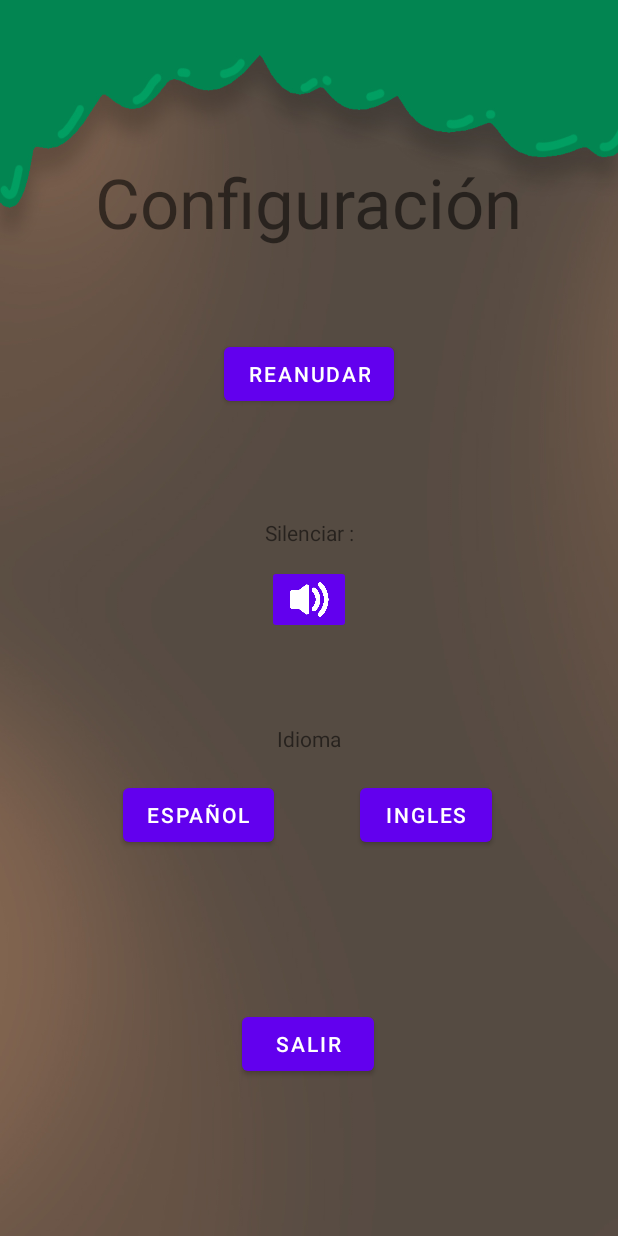
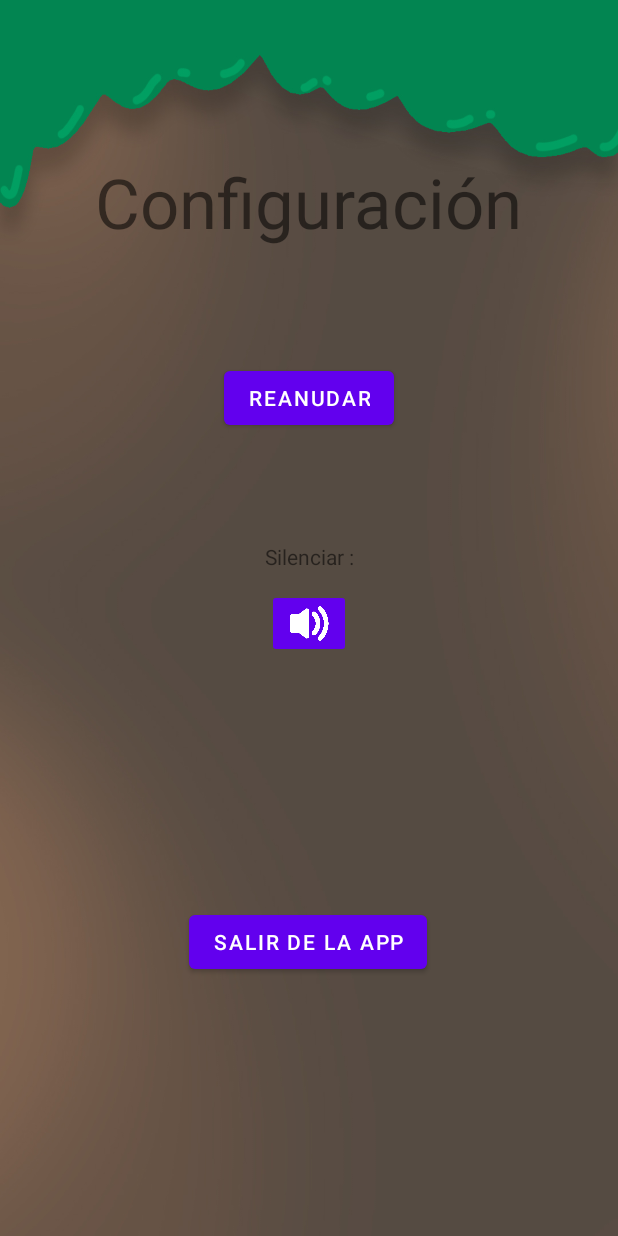
Before and after one commit to Ivangb0/Proyecto-PSW, an Android app: the menu_configuracion screen opened directly, with no data from a screen before it, on a phone screen of 412 x 824 dp. Run offline under Robolectric (Android 15) with nearby library versions, the phone set to English and light mode, and no system bars.

Commit message:
ut de botones inutilizados

```diff
--- a/app/src/main/res/layout/activity_menu_configuracion.xml
+++ b/app/src/main/res/layout/activity_menu_configuracion.xml
@@ -18,61 +18,22 @@
         app:layout_constraintTop_toBottomOf="@+id/button3" />
 
     <Button
-        android:id="@+id/button7"
-        android:layout_width="wrap_content"
-        android:layout_height="wrap_content"
-        android:layout_marginStart="80dp"
-        android:layout_marginEnd="40dp"
-        android:layout_marginBottom="24dp"
-        android:onClick="idiomaEspañol"
-        android:text="Español"
-        app:layout_constraintBottom_toTopOf="@+id/button6"
-        app:layout_constraintEnd_toStartOf="@+id/button8"
-        app:layout_constraintHorizontal_bias="0.117"
-        app:layout_constraintStart_toStartOf="parent"
-        app:layout_constraintTop_toBottomOf="@+id/textViewVol2"
-        app:layout_constraintVertical_bias="0.174" />
-
-    <Button
-        android:id="@+id/button8"
-        android:layout_width="wrap_content"
-        android:layout_height="wrap_content"
-        android:layout_marginEnd="84dp"
-        android:layout_marginBottom="24dp"
-        android:onClick="idiomaIngles"
-        android:text="Ingles"
-        app:layout_constraintBottom_toTopOf="@+id/button6"
-        app:layout_constraintEnd_toEndOf="parent"
-        app:layout_constraintTop_toBottomOf="@+id/textViewVol2"
-        app:layout_constraintVertical_bias="0.174" />
-
-    <TextView
-        android:id="@+id/textViewVol2"
-        android:layout_width="wrap_content"
-        android:layout_height="wrap_content"
-        android:layout_marginTop="60dp"
-        android:text="Idioma"
-        app:layout_constraintEnd_toEndOf="parent"
-        app:layout_constraintStart_toStartOf="parent"
-        app:layout_constraintTop_toBottomOf="@+id/imageMute" />
-
-    <Button
         android:id="@+id/button6"
         android:layout_width="wrap_content"
         android:layout_height="wrap_content"
-        android:layout_marginBottom="104dp"
+        android:layout_marginBottom="172dp"
         android:onClick="cerrarApp"
-        android:text="Salir"
+        android:text="Salir de la app"
         app:layout_constraintBottom_toBottomOf="parent"
         app:layout_constraintEnd_toEndOf="parent"
-        app:layout_constraintHorizontal_bias="0.498"
+        app:layout_constraintHorizontal_bias="0.497"
         app:layout_constraintStart_toStartOf="parent" />
 
     <Button
         android:id="@+id/button3"
         android:layout_width="wrap_content"
         android:layout_height="wrap_content"
-        android:layout_marginTop="60dp"
+        android:layout_marginTop="76dp"
         android:onClick="cerrarConfig"
         android:text="Reanudar"
         app:layout_constraintEnd_toEndOf="parent"
```
